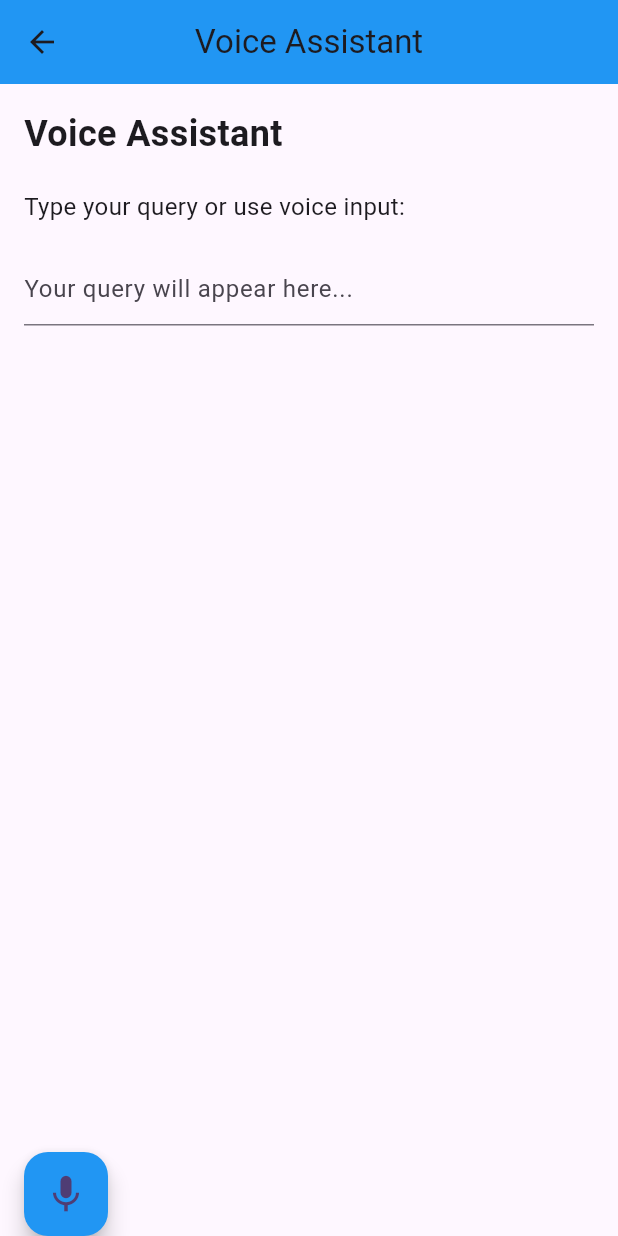
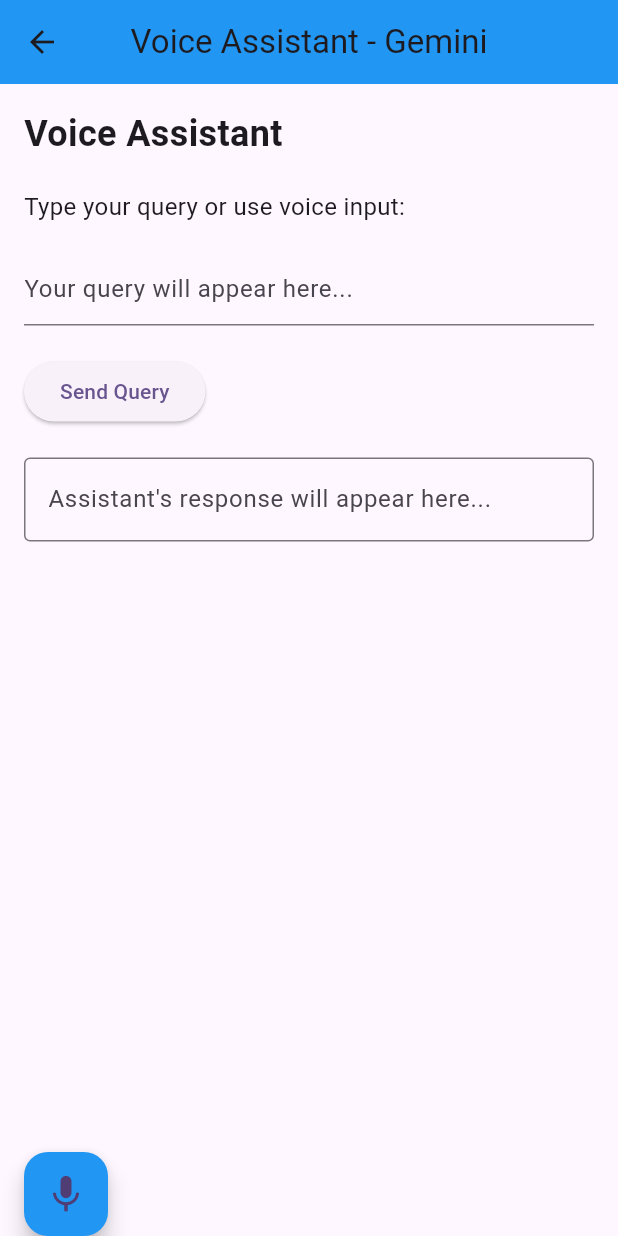
Before and after one commit to idrissi17/Flutter_Project, a Flutter app: the VoiceAssistantPage screen opened by its route, on a phone screen of 412 x 824 dp. Run offline on Flutter 3.47's test engine with Material 3 defaults, Android fonts, the phone set to English and light mode, and no system bars; our stand-ins replace firebase_auth, firebase_core, google_generative_ai, speech_to_text; accounts and stored records are empty.

Commit message:
Voice assistant

```diff
--- a/app/lib/VoiceAssistantPage.dart
+++ b/app/lib/VoiceAssistantPage.dart
@@ -1,12 +1,13 @@
+// ignore: file_names
 import 'package:flutter/material.dart';
 import 'package:speech_to_text/speech_recognition_result.dart';
 import 'package:speech_to_text/speech_to_text.dart';
+import 'package:google_generative_ai/google_generative_ai.dart';
 
 class VoiceAssistantPage extends StatefulWidget {
   const VoiceAssistantPage({super.key});
 
   @override
-  // ignore: library_private_types_in_public_api
   _VoiceAssistantPageState createState() => _VoiceAssistantPageState();
 }
 
@@ -14,10 +15,11 @@ class _VoiceAssistantPageState extends State<VoiceAssistantPage> {
   final SpeechToText _speechToText = SpeechToText();
   bool _speechEnabled = false;
   String _lastWords = '';
-  final String _keyapi = "AIzaSyBh594D5yyxZhkqJzKMDO0umyaJtjlajzQ";
+  final String _apikey = 'AIzaSyBh594D5yyxZhkqJzKMDO0umyaJtjlajzQ';
 
-  // Controller for the TextField to update in real-time
-  final TextEditingController _controller = TextEditingController();
+  // Controllers for TextFields
+  final TextEditingController _queryController = TextEditingController();
+  final TextEditingController _responseController = TextEditingController();
 
   @override
   void initState() {
@@ -47,15 +49,37 @@ class _VoiceAssistantPageState extends State<VoiceAssistantPage> {
   void _onSpeechResult(SpeechRecognitionResult result) {
     setState(() {
       _lastWords = result.recognizedWords;
-      _controller.text = _lastWords; // Update the TextField with recognized words
+      _queryController.text =
+          _lastWords; // Update the query field with recognized words
     });
+  }
+
+  /// Send the query to the Gemini API using google_generative_ai package
+  Future<void> _sendQueryToAssistant(String query) async {
+    try {
+      // Initialize the generative model
+      final model = GenerativeModel(model: 'gemini-1.5-flash', apiKey: _apikey);
+
+      final prompt = [Content.text(query)];
+      // Generate text using the input query
+      final response = await model.generateContent(prompt);
+
+      // Display the response
+      setState(() {
+        _responseController.text = response.text ?? "No response received.";
+      });
+    } catch (e) {
+      setState(() {
+        _responseController.text = "Error: ${e.toString()}";
+      });
+    }
   }
 
   @override
   Widget build(BuildContext context) {
     return Scaffold(
       appBar: AppBar(
-        title: const Text('Voice Assistant'),
+        title: const Text('Voice Assistant - Gemini'),
         centerTitle: true,
         backgroundColor: Colors.blue,
       ),
@@ -77,14 +101,29 @@ class _VoiceAssistantPageState extends State<VoiceAssistantPage> {
               style: TextStyle(fontSize: 16),
             ),
             const SizedBox(height: 20),
-            // TextField with controller to show the speech results in real-time
+            // Query TextField
             TextField(
-              controller: _controller,
+              controller: _queryController,
               decoration: const InputDecoration(
                 hintText: 'Your query will appear here...',
               ),
             ),
             const SizedBox(height: 20),
+            ElevatedButton(
+              onPressed: () {
+                _sendQueryToAssistant(_queryController.text);
+              },
+              child: const Text('Send Query'),
+            ),
+            const SizedBox(height: 20),
+            // Response TextField
+            TextField(
+              controller: _responseController,
+              readOnly: true,
+              decoration: const InputDecoration(
+                  hintText: 'Assistant\'s response will appear here...',
+                  border: OutlineInputBorder()),
+            ),
           ],
         ),
       ),
--- a/app/pubspec.yaml
+++ b/app/pubspec.yaml
@@ -42,6 +42,8 @@ dependencies:
   image_picker: ^1.1.2
   image: ^4.5.2
   tflite: ^1.1.2
+  http: ^1.2.2
+  google_generative_ai: ^0.4.6
 
 dev_dependencies:
   flutter_test:
```
Also changed, not shown: app/pubspec.lock.
